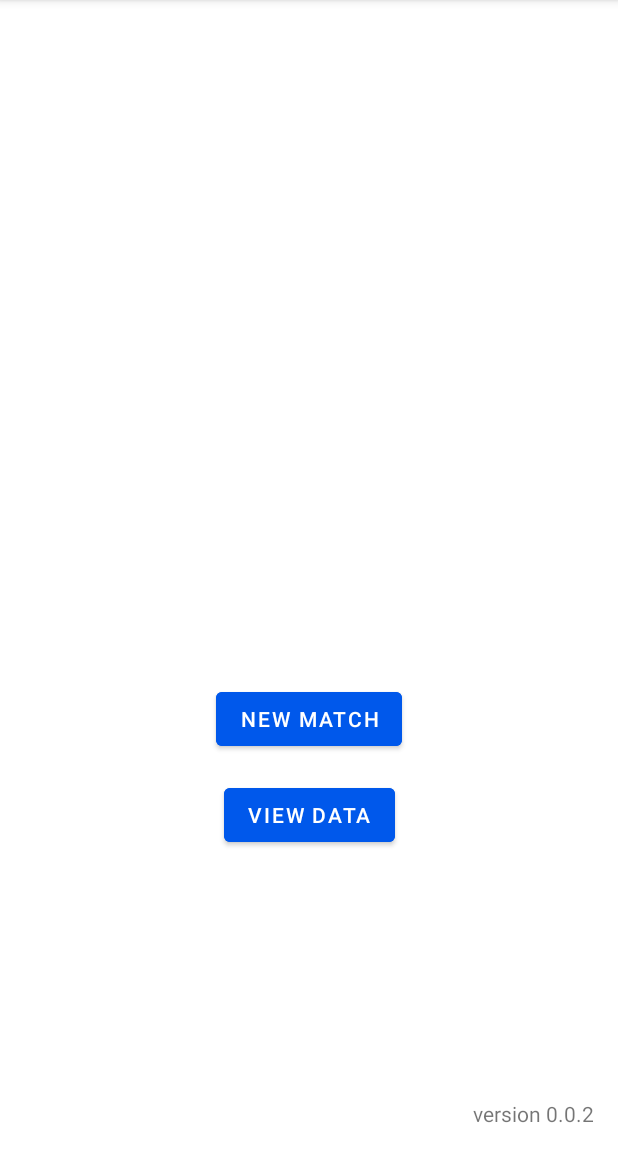
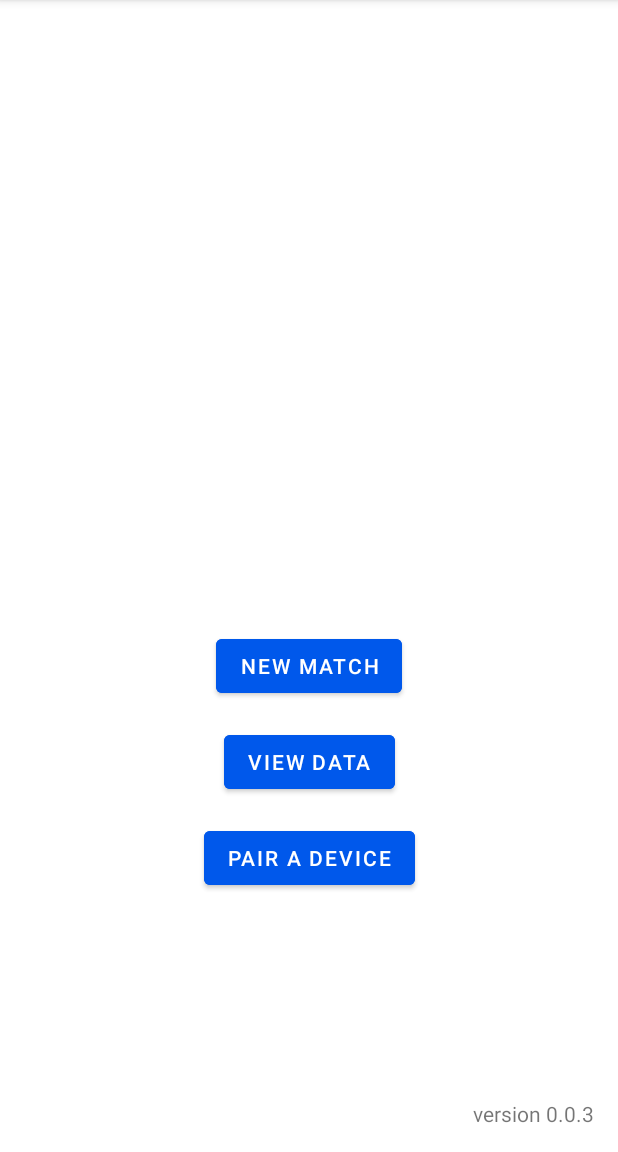
Before and after one commit to SalineSingularityFRC/ScoutApp2022, an Android app: the screen it shows after launch (MainActivity), on a phone screen of 412 x 824 dp, the part 84-1236 px from its top. Run offline under Robolectric (Android 15) with nearby library versions, the phone set to English and light mode, and no system bars.

Commit message:
IT WORKS!!
VERSION 0.0.3

```diff
--- a/app/src/main/AndroidManifest.xml
+++ b/app/src/main/AndroidManifest.xml
@@ -9,6 +9,7 @@
     <uses-permission android:name="android.permission.BLUETOOTH_SCAN" />
 
     <application
+        android:name=".App"
         android:allowBackup="true"
         android:icon="@mipmap/ic_launcher"
         android:label="@string/app_name"
--- /dev/null
+++ b/app/src/main/java/team/singularity/scoutapp2022/App.java
@@ -0,0 +1,18 @@
+package team.singularity.scoutapp2022;
+
+import android.app.Application;
+import android.content.Context;
+
+public class App extends Application {
+    private static Context mContext;
+
+    @Override
+    public void onCreate() {
+        super.onCreate();
+        mContext = this;
+    }
+
+    public static Context getContext(){
+        return mContext;
+    }
+}
--- a/app/src/main/java/team/singularity/scoutapp2022/DatabaseClass.java
+++ b/app/src/main/java/team/singularity/scoutapp2022/DatabaseClass.java
@@ -124,7 +124,7 @@ public class DatabaseClass {
     public static void dataSent(String data) {
         try {
             teamData = new JSONArray(data);
-            FileOutputStream fos = bluetooth.activity.openFileOutput("teamData", bluetooth.activity.MODE_PRIVATE);
+            FileOutputStream fos = App.getContext().openFileOutput("teamData", Context.MODE_PRIVATE);
             fos.write(teamData.toString().getBytes());
             fos.close();
         } catch (JSONException | IOException e) {
--- a/app/src/main/java/team/singularity/scoutapp2022/MainActivity.java
+++ b/app/src/main/java/team/singularity/scoutapp2022/MainActivity.java
@@ -37,6 +37,18 @@ public final class MainActivity extends AppCompatActivity {
                 MainActivity.this.startActivity(teams);
             }
         });
+
+        /*(Button)(findViewById(R.id.viewData)).setOnClickListener(new OnClickListener() {
+            @Override
+            public void onClick(View view) {
+                Util.alert(this, "Not implemented!", "Go away!!", new OnClickListener() {
+                    @Override
+                    public void onClick(View view) {
+                        ;
+                    }
+                })
+            }
+        });*/
     }
 
     protected void onStart() {
--- a/app/src/main/java/team/singularity/scoutapp2022/Util.java
+++ b/app/src/main/java/team/singularity/scoutapp2022/Util.java
@@ -1,5 +1,6 @@
 package team.singularity.scoutapp2022;
 
+import android.app.Application;
 import android.content.Context;
 import android.content.DialogInterface.OnClickListener;
 import androidx.appcompat.app.AlertDialog;
@@ -11,7 +12,7 @@ import org.jetbrains.annotations.NotNull;
 
 public final class Util {
 
-    public static final String VERSION = "0.0.2";
+    public static final String VERSION = "0.0.3";
     public static final String PI_MAC_ADDRESS = "B8:27:EB:E8:64:53";
 
     public static final void alert(AppCompatActivity obj, String title, String message, OnClickListener listener) {
--- /dev/null
+++ b/app/src/main/res/drawable/ic_baseline_arrow_back_24.xml
@@ -0,0 +1,5 @@
+<vector android:autoMirrored="true" android:height="24dp"
+    android:tint="#FFFFFF" android:viewportHeight="24"
+    android:viewportWidth="24" android:width="24dp" xmlns:android="http://schemas.android.com/apk/res/android">
+    <path android:fillColor="@android:color/white" android:pathData="M20,11H7.83l5.59,-5.59L12,4l-8,8 8,8 1.41,-1.41L7.83,13H20v-2z"/>
+</vector>
--- a/app/src/main/res/layout/activity_main.xml
+++ b/app/src/main/res/layout/activity_main.xml
@@ -10,14 +10,13 @@
         android:id="@+id/newMatchBtn"
         android:layout_width="wrap_content"
         android:layout_height="wrap_content"
+        android:layout_marginBottom="300dp"
+        android:backgroundTint="@color/SSSSSB"
         android:text="New Match"
         android:textColor="@color/white"
-        android:backgroundTint="@color/SSSSSB"
         app:layout_constraintBottom_toBottomOf="parent"
         app:layout_constraintEnd_toEndOf="parent"
-        app:layout_constraintStart_toStartOf="parent"
-        app:layout_constraintTop_toTopOf="parent"
-        app:layout_constraintVertical_bias="0.632" />
+        app:layout_constraintStart_toStartOf="parent" />
 
     <Button
         android:id="@+id/viewData"
@@ -31,6 +30,16 @@
         app:layout_constraintStart_toStartOf="parent"
         app:layout_constraintTop_toBottomOf="@+id/newMatchBtn" />
 
+    <Button
+        android:layout_width="wrap_content"
+        android:layout_height="wrap_content"
+        android:layout_marginTop="16dp"
+        app:layout_constraintEnd_toEndOf="parent"
+        app:layout_constraintStart_toStartOf="parent"
+        app:layout_constraintTop_toBottomOf="@+id/viewData"
+        android:backgroundTint="@color/SSSSSB"
+        android:text="pair a device" />
+
     <TextView
         android:id="@+id/version"
         android:layout_width="wrap_content"
```
Also changed, not shown: app/src/main/res/layout/content_toolbar.xml (added, +30 -0 lines).
